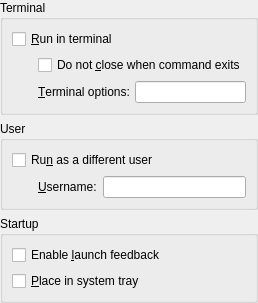
First picture: the form in kio/kfile/kpropertiesdesktopadvbase.ui, repository fluxer/kdelibs, before the edit.
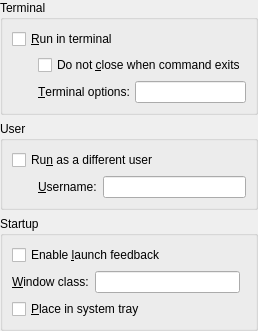
Second picture: the form after the edit. Custom widgets are drawn as their Qt base class.

Commit message: kio: implement interface to change the "StartupWMClass" key of .desktop files

```diff
--- a/kio/kfile/kpropertiesdesktopadvbase.ui
+++ b/kio/kfile/kpropertiesdesktopadvbase.ui
@@ -134,7 +134,27 @@
         </property>
        </widget>
       </item>
-      <item row="1" column="0" colspan="3" >
+      <item row="1" column="0" >
+       <widget class="QLabel" name="startupClassLabel" >
+        <property name="whatsThis" >
+         <string>Enter the window class here.</string>
+        </property>
+        <property name="text" >
+         <string>&amp;Window class:</string>
+        </property>
+        <property name="buddy" >
+         <cstring>startupClassEdit</cstring>
+        </property>
+       </widget>
+      </item>
+      <item row="1" column="1" >
+       <widget class="KLineEdit" name="startupClassEdit" >
+        <property name="whatsThis" >
+         <string>Enter the window class here.</string>
+        </property>
+       </widget>
+      </item>
+      <item row="2" column="0" colspan="3" >
        <widget class="QCheckBox" name="systrayCheck" >
         <property name="whatsThis" >
          <string>Check this option if you want to have a system tray handle for your application.</string>
```
Left out of the diff: 12 changed lines with no effect on the pictures. The commit also changes 1 other file.
